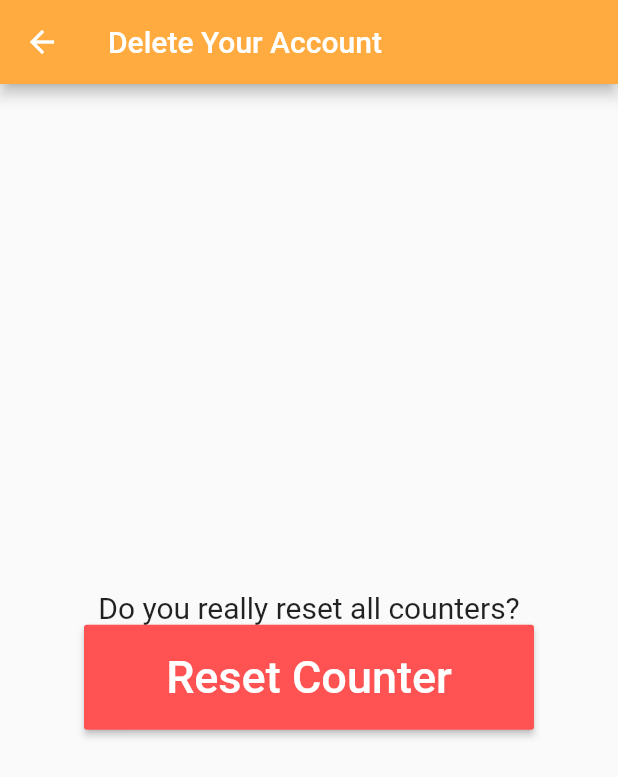
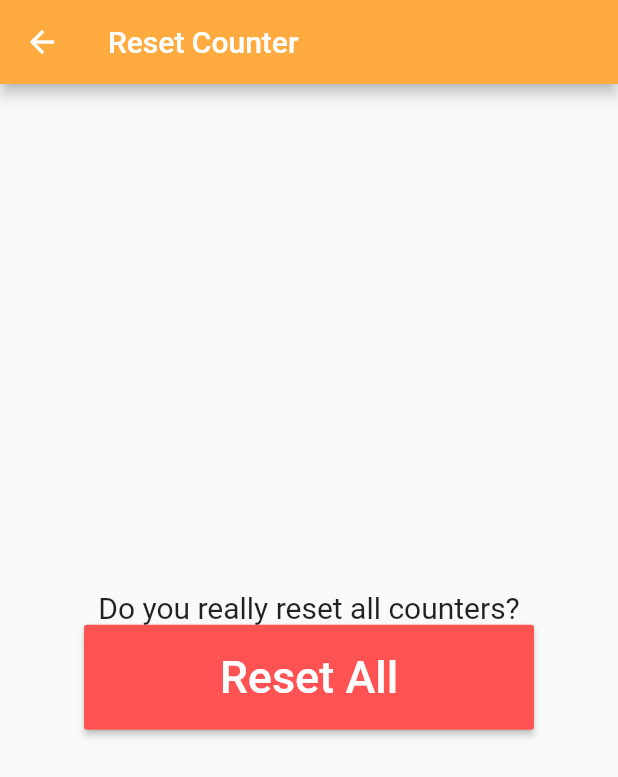
Before and after one commit to doda-m/barista_app, a Flutter app: the ResetCounterPage screen opened directly, on a phone screen of 412 x 824 dp. Shown: the top 777 px of the screen. Run offline on Flutter 3.47's test engine with Material 2 defaults, Android fonts, the phone set to English and light mode, and no system bars; our stand-ins replace firebase_auth, shared_preferences; accounts and stored records are empty.

Commit message:
fix some text

```diff
--- a/lib/background/ctlAccount.dart
+++ b/lib/background/ctlAccount.dart
@@ -1,4 +1,5 @@
 import 'package:shared_preferences/shared_preferences.dart';
+//import 'package:cloud_firestore/cloud_firestore.dart';
 
 class ControlMemberDatabase {
   final SharedPreferences _prefs;
@@ -37,7 +38,10 @@ class ControlMemberDatabase {
   bool addMember(String name) {
     if (-1 == (_prefs.getInt(name) ?? -1)) {
       _prefs.setInt(name, 0);
-      _memberSet = _prefs.getKeys();
+//      Firestore.instance.collection("Name").document("mgYgwTnkkr0930gfBbhC").updateData({
+//        "Name": name,
+//        "Counter": 0
+//      });
       return true;
     }
     else {
--- a/lib/pages/resetCounter.dart
+++ b/lib/pages/resetCounter.dart
@@ -9,7 +9,7 @@ class ResetCounterPage extends StatelessWidget {
   Widget build(BuildContext context) {
     return Scaffold(
       appBar: AppBar(
-        title: Text('Delete Your Account'),
+        title: Text('Reset Counter'),
         backgroundColor: Colors.orangeAccent,
       ),
       body: FutureBuilder(
@@ -35,7 +35,7 @@ class ResetCounterPage extends StatelessWidget {
                   width: 300.0,
                   height: 70.0,
                   child: RaisedButton(
-                    child: Text('Reset Counter',
+                    child: Text('Reset All',
                         style: TextStyle(
                           color: Colors.white,
                           fontSize: 30,
--- a/pubspec.yaml
+++ b/pubspec.yaml
@@ -26,6 +26,7 @@ dependencies:
   shared_preferences: ^0.5.7+3
   firebase_core: 0.4.5
   firebase_auth: 0.16.1
+  cloud_firestore: 0.13.7
 
   # The following adds the Cupertino Icons font to your application.
   # Use with the CupertinoIcons class for iOS style icons.
```
Also changed, not shown: pubspec.lock, 1 other file.
